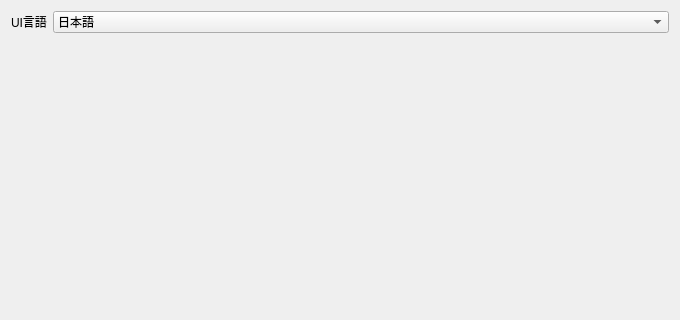
The window that ui/dialogs/settings/GeneralPage.ui (Ikumyon/AutoLingua2) describes before a commit, drawn with Qt 5; both pictures show x 0 to 680 and y 0 to 320 of the 680 by 550 pixel window.
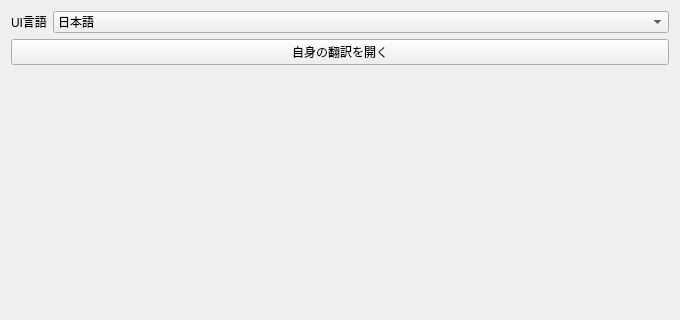
The same window after the commit.

Commit message: feat: UI自己翻訳機能とIANA言語タグレジストリ対応の実装

Diff of the .ui file:
```diff
--- a/ui/dialogs/settings/GeneralPage.ui
+++ b/ui/dialogs/settings/GeneralPage.ui
@@ -11,6 +11,8 @@
    </rect>
   </property>
   <layout class="QFormLayout" name="formGeneral">
+   <item row="1" column="0" colspan="2"><widget class="QPushButton" name="buttonSelfTranslation"><property name="text"><string>自身の翻訳を開く</string></property><property name="checkable"><bool>true</bool></property><property name="autoDefault"><bool>false</bool></property></widget></item>
+   <item row="2" column="0" colspan="2"><widget class="QWidget" name="selfTranslationContainer"><layout class="QVBoxLayout" name="layoutSelfTranslationContainer"/></widget></item>
    <item row="0" column="0">
     <widget class="QLabel" name="labelUiLanguage">
      <property name="text">
```
The commit also changes 19 other files.
